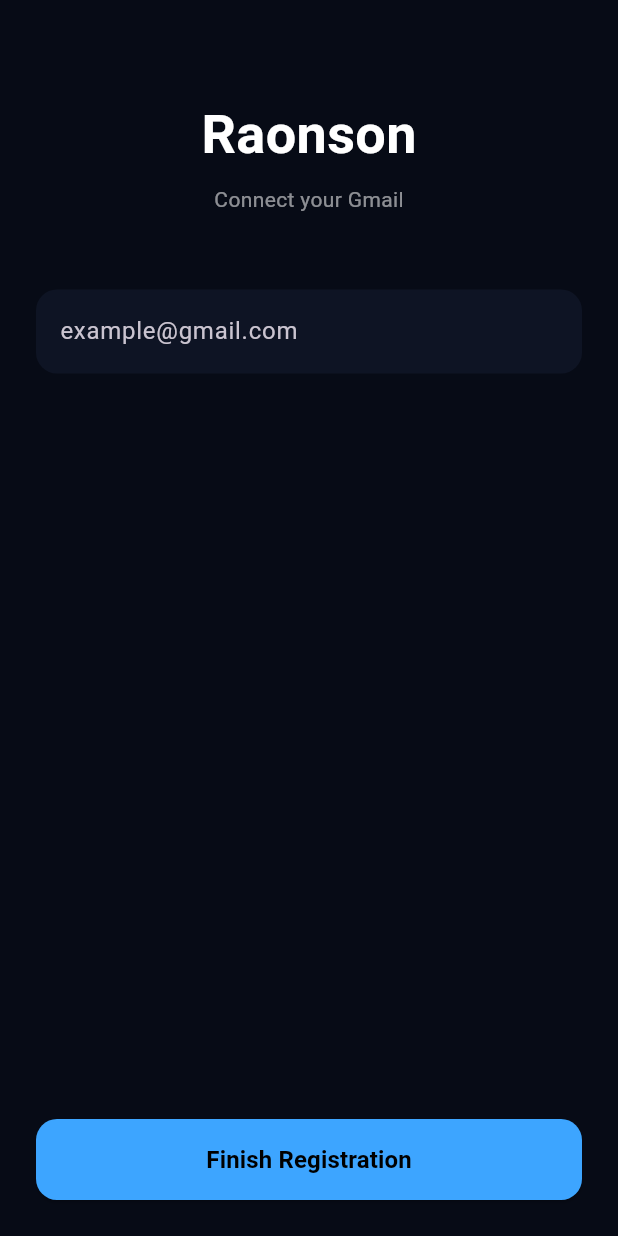
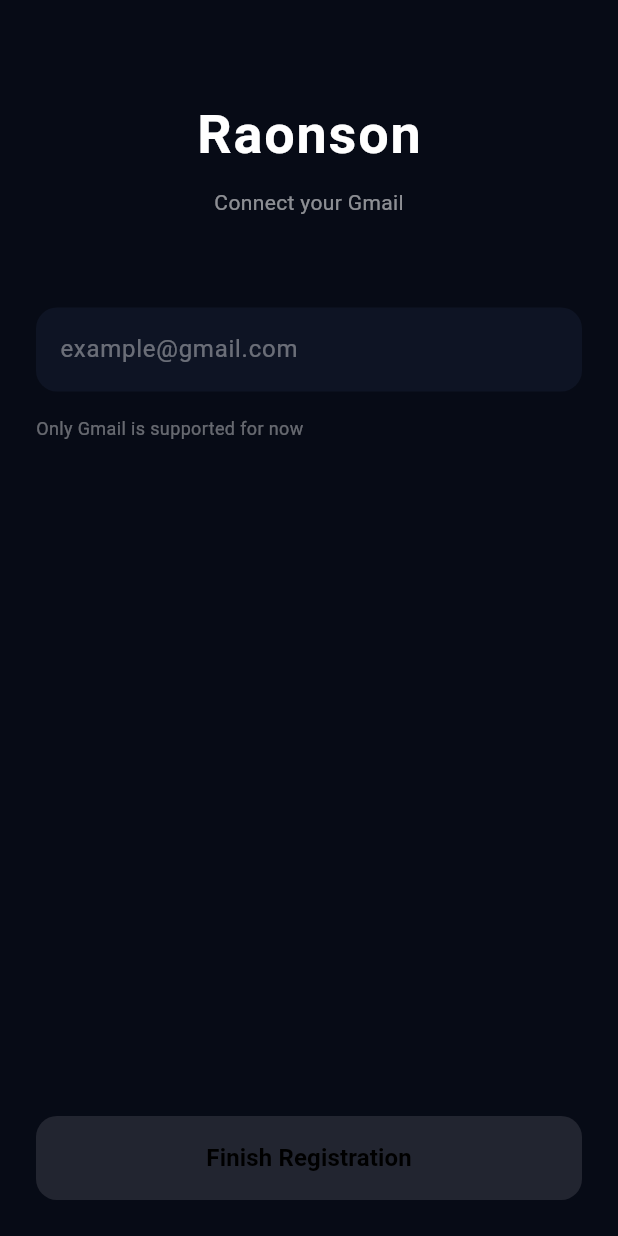
Before and after one commit to Raonsonapp/Raonson-v1, a Flutter app: the GmailScreen screen opened directly, on a phone screen of 412 x 824 dp. Run offline on Flutter 3.47's test engine with Material 3 defaults, Android fonts, the phone set to English and light mode, and no system bars; Roboto replaces fonts that are missing (Poppins).

Commit message:
Update gmail_screen.dart

```diff
--- a/lib/auth/gmail_step/gmail_screen.dart
+++ b/lib/auth/gmail_step/gmail_screen.dart
@@ -1,13 +1,28 @@
 import 'package:flutter/material.dart';
+import '../../core/theme/colors.dart';
+import '../../widgets/raonson_bottom_nav.dart';
 
-class GmailScreen extends StatelessWidget {
+class GmailScreen extends StatefulWidget {
   const GmailScreen({super.key});
 
   @override
+  State<GmailScreen> createState() => _GmailScreenState();
+}
+
+class _GmailScreenState extends State<GmailScreen> {
+  final TextEditingController emailController = TextEditingController();
+  bool isValid = false;
+
+  void validateEmail(String value) {
+    setState(() {
+      isValid = value.endsWith("@gmail.com") && value.length > 10;
+    });
+  }
+
+  @override
   Widget build(BuildContext context) {
-    final emailController = TextEditingController();
-
     return Scaffold(
+      backgroundColor: RColors.bg,
       body: SafeArea(
         child: Padding(
           padding: const EdgeInsets.all(24),
@@ -16,6 +31,7 @@ class GmailScreen extends StatelessWidget {
             children: [
               const SizedBox(height: 40),
 
+              /// Title
               Center(
                 child: Column(
                   children: const [
@@ -24,43 +40,79 @@ class GmailScreen extends StatelessWidget {
                       style: TextStyle(
                         fontSize: 36,
                         fontWeight: FontWeight.w600,
+                        letterSpacing: 1.2,
                         color: Colors.white,
                       ),
                     ),
-                    SizedBox(height: 8),
+                    SizedBox(height: 10),
                     Text(
                       "Connect your Gmail",
-                      style: TextStyle(color: Colors.white54),
+                      style: TextStyle(
+                        color: Colors.white54,
+                        fontSize: 14,
+                      ),
                     ),
                   ],
                 ),
               ),
 
-              const SizedBox(height: 50),
+              const SizedBox(height: 60),
 
+              /// Gmail input
               TextField(
                 controller: emailController,
                 keyboardType: TextInputType.emailAddress,
-                decoration: const InputDecoration(
+                onChanged: validateEmail,
+                style: const TextStyle(color: Colors.white),
+                decoration: InputDecoration(
                   hintText: "example@gmail.com",
+                  hintStyle: TextStyle(color: Colors.white38),
+                  filled: true,
+                  fillColor: RColors.card,
+                  suffixIcon: isValid
+                      ? const Icon(Icons.check_circle, color: RColors.neon)
+                      : null,
+                  border: OutlineInputBorder(
+                    borderRadius: BorderRadius.circular(14),
+                    borderSide: BorderSide.none,
+                  ),
+                ),
+              ),
+
+              const SizedBox(height: 16),
+
+              const Text(
+                "Only Gmail is supported for now",
+                style: TextStyle(
+                  color: Colors.white38,
+                  fontSize: 12,
                 ),
               ),
 
               const Spacer(),
 
+              /// Finish button
               SizedBox(
                 width: double.infinity,
-                height: 54,
+                height: 56,
                 child: ElevatedButton(
                   style: ElevatedButton.styleFrom(
-                    backgroundColor: const Color(0xFF3DA5FF),
+                    backgroundColor:
+                        isValid ? RColors.neon : Colors.white24,
                     shape: RoundedRectangleBorder(
                       borderRadius: BorderRadius.circular(14),
                     ),
                   ),
-                  onPressed: () {
-                    // next → Home screen (later)
-                  },
+                  onPressed: isValid
+                      ? () {
+                          Navigator.pushReplacement(
+                            context,
+                            MaterialPageRoute(
+                              builder: (_) => const RaonsonBottomNav(),
+                            ),
+                          );
+                        }
+                      : null,
                   child: const Text(
                     "Finish Registration",
                     style: TextStyle(
```
